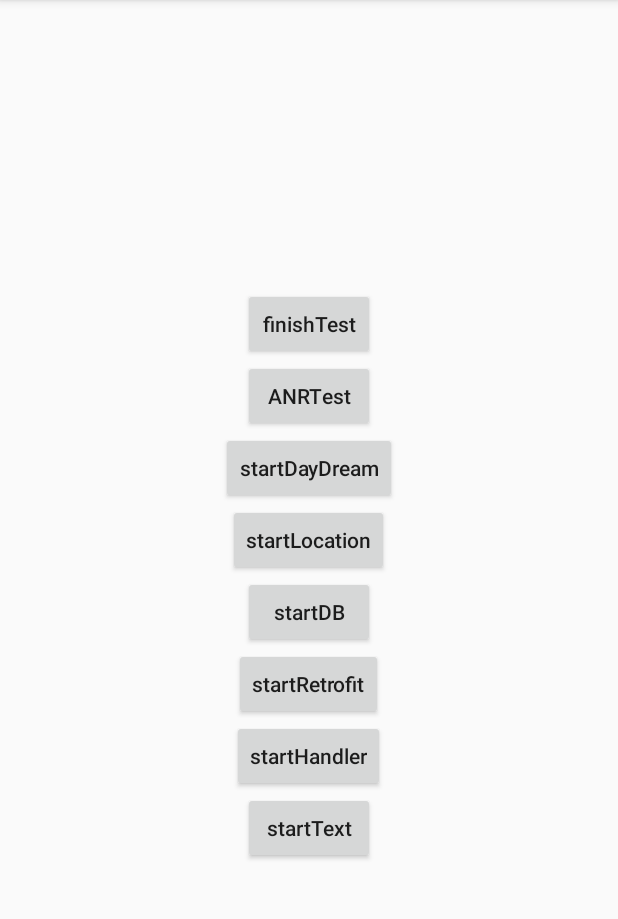
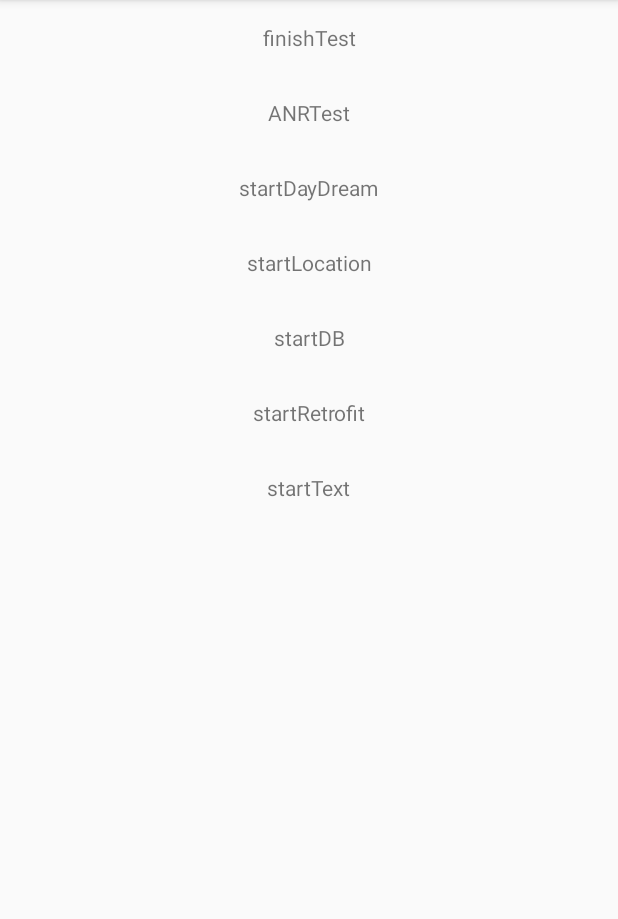
Before and after one commit to Gdeeer/GdTestHub, an Android app: the screen it shows after launch (MainActivity), after a tap on "startDayDream", on a phone screen of 412 x 824 dp, the part 84-1003 px from its top. Run offline under Robolectric (Android 15) with nearby library versions, the phone set to English and light mode, and no system bars; our stand-ins replace ButterKnife.

Commit message:
首页改为使用 RecyclerView

```diff
--- a/app/build.gradle
+++ b/app/build.gradle
@@ -1,4 +1,5 @@
 apply plugin: 'com.android.application'
+apply plugin: 'com.jakewharton.butterknife'
 
 android {
     compileSdkVersion 28
@@ -15,6 +16,10 @@ android {
             minifyEnabled false
             proguardFiles getDefaultProguardFile('proguard-android-optimize.txt'), 'proguard-rules.pro'
         }
+    }
+    compileOptions {
+        sourceCompatibility JavaVersion.VERSION_1_8
+        targetCompatibility JavaVersion.VERSION_1_8
     }
 }
 
@@ -42,4 +47,7 @@ dependencies {
     implementation 'io.reactivex.rxjava2:rxandroid:2.1.0'
     implementation 'io.reactivex.rxjava2:rxjava:2.1.0'
     implementation 'com.android.support:design:28.0.0'
+
+    implementation 'com.jakewharton:butterknife:9.0.0'
+    annotationProcessor 'com.jakewharton:butterknife-compiler:9.0.0'
 }
--- a/app/src/main/java/com/gdeer/gdtesthub/MainActivity.java
+++ b/app/src/main/java/com/gdeer/gdtesthub/MainActivity.java
@@ -1,82 +1,79 @@
 package com.gdeer.gdtesthub;
 
-import com.gdeer.annotation.BindView;
-import com.gdeer.gdtesthub.annotation.usecase.Gdeer2;
 import com.gdeer.gdtesthub.anr.AnrActivity;
 import com.gdeer.gdtesthub.dayDream.MyDaydreamService;
 import com.gdeer.gdtesthub.db.DbActivity;
 import com.gdeer.gdtesthub.finish.FinishActivity;
-import com.gdeer.gdtesthub.handler.HandlerActivity;
 import com.gdeer.gdtesthub.location.LocationActivity;
 import com.gdeer.gdtesthub.retrofit.RetrofitActivity;
 import com.gdeer.gdtesthub.textView.TextActivity;
 
+import android.app.Activity;
 import android.content.Intent;
+import android.content.pm.ActivityInfo;
+import android.content.pm.PackageInfo;
+import android.content.pm.PackageManager;
 import android.os.Bundle;
 import android.support.v7.app.AppCompatActivity;
-import android.util.Log;
+import android.support.v7.widget.LinearLayoutManager;
+import android.support.v7.widget.RecyclerView;
 import android.view.View;
-import android.widget.TextView;
+
+import java.util.ArrayList;
+import java.util.Arrays;
+import java.util.List;
+
+import butterknife.BindView;
+import butterknife.ButterKnife;
 
 public class MainActivity extends AppCompatActivity {
 
-    @BindView(1)
-    private TextView mTextView1;
+    @BindView(R.id.rcv_main)
+    RecyclerView rcvMain;
 
-    @BindView(2)
-    private TextView mTextView2;
+    private MainAdapter mAdapter;
+    private List<MainItemBean> mDataList = new ArrayList<>();
 
     @Override
     protected void onCreate(Bundle savedInstanceState) {
         super.onCreate(savedInstanceState);
         setContentView(R.layout.activity_main);
+        ButterKnife.bind(this);
 
-//        ClassLoaderTest classLoaderTest = new ClassLoaderTest();
-//        classLoaderTest.dosomething();
-
-        String s = new String();
-        s = "aaa";
-        Log.d("zhangjl", s.toString());
+        initDataList();
+        mAdapter = new MainAdapter(mDataList);
+        mAdapter.setItemClickListener(new MainAdapter.ItemOnClickListener() {
+            @Override
+            public void onItemClick(View view, int position) {
+                MainItemBean bean = mDataList.get(position);
+                startIntent(bean);
+            }
+        });
+        rcvMain.setLayoutManager(new LinearLayoutManager(this));
+        rcvMain.setAdapter(mAdapter);
     }
 
-    @Gdeer2
-    public void finishTestOnClick(View view) {
-        Intent intent = new Intent(this, FinishActivity.class);
-        startActivity(intent);
+    private void startIntent(MainItemBean bean) {
+        Class clazz = bean.getClazz();
+        Intent intent = new Intent(this, clazz);
+        try {
+            startActivity(intent);
+        } catch (Exception e) {
+            startService(intent);
+        }
     }
 
-    public void ANRTestOnClick(View view) {
-        Intent intent = new Intent(this, AnrActivity.class);
-        startActivity(intent);
+    private void initDataList() {
+        MainItemBean[] list = new MainItemBean[]{
+            new MainItemBean("finishTest", FinishActivity.class),
+            new MainItemBean("ANRTest", AnrActivity.class),
+            new MainItemBean("startDayDream", MyDaydreamService.class),
+            new MainItemBean("startLocation", LocationActivity.class),
+            new MainItemBean("startDB", DbActivity.class),
+            new MainItemBean("startRetrofit", RetrofitActivity.class),
+            new MainItemBean("startText", TextActivity.class),
+        };
+        mDataList.addAll(Arrays.asList(list));
     }
 
-    public void startDayDreamOnClick(View view) {
-        Intent intent = new Intent(this, MyDaydreamService.class);
-        startService(intent);
-    }
-
-    public void startLocation(View view) {
-        Intent intent = new Intent(this, LocationActivity.class);
-        startActivity(intent);
-    }
-
-    public void startDB(View view) {
-        Intent intent = new Intent(this, DbActivity.class);
-        startActivity(intent);
-    }
-
-    public void startRetrofit(View view) {
-        Intent intent = new Intent(this, RetrofitActivity.class);
-        startActivity(intent);
-    }
-
-    public void startHandler(View view) {
-        Intent intent = new Intent(this, HandlerActivity.class);
-        startActivity(intent);
-    }
-
-    public void startText(View view) {
-        Intent intent = new Intent(this, TextActivity.class);
-        startActivity(intent);
-    }
 }
--- /dev/null
+++ b/app/src/main/java/com/gdeer/gdtesthub/MainAdapter.java
@@ -0,0 +1,65 @@
+package com.gdeer.gdtesthub;
+
+import android.support.annotation.NonNull;
+import android.support.v7.widget.RecyclerView;
+import android.view.LayoutInflater;
+import android.view.View;
+import android.view.ViewGroup;
+import android.widget.TextView;
+
+import java.util.List;
+
+public class MainAdapter extends RecyclerView.Adapter<RecyclerView.ViewHolder> {
+
+    private ItemOnClickListener mItemClickListener;
+    private List<MainItemBean> mDataList;
+
+    public MainAdapter(List<MainItemBean> dataList) {
+        mDataList = dataList;
+    }
+
+    public void setItemClickListener(ItemOnClickListener itemClickListener) {
+        mItemClickListener = itemClickListener;
+    }
+
+    @NonNull
+    @Override
+    public RecyclerView.ViewHolder onCreateViewHolder(@NonNull ViewGroup viewGroup, int i) {
+        View view = LayoutInflater.from(viewGroup.getContext()).inflate(R.layout.layout_item_main_rcv, viewGroup, false);
+        return new MainViewHolder(view);
+    }
+
+    @Override
+    public void onBindViewHolder(@NonNull RecyclerView.ViewHolder viewHolder, int i) {
+        MainViewHolder mainViewHolder = (MainViewHolder) viewHolder;
+        mainViewHolder.mTvDesc.setText(mDataList.get(i).getDesc());
+    }
+
+    @Override
+    public int getItemCount() {
+        return mDataList.size();
+    }
+
+    class MainViewHolder extends RecyclerView.ViewHolder {
+
+        TextView mTvDesc;
+
+        public MainViewHolder(@NonNull View itemView) {
+            super(itemView);
+
+            mTvDesc = itemView.findViewById(R.id.tv_desc);
+            itemView.setOnClickListener(new View.OnClickListener() {
+                @Override
+                public void onClick(View v) {
+                    if (mItemClickListener != null) {
+                        mItemClickListener.onItemClick(v, getAdapterPosition());
+                    }
+                }
+            });
+        }
+    }
+
+    public interface ItemOnClickListener {
+        void onItemClick(View view, int position);
+    }
+}
--- /dev/null
+++ b/app/src/main/java/com/gdeer/gdtesthub/MainItemBean.java
@@ -0,0 +1,27 @@
+package com.gdeer.gdtesthub;
+
+class MainItemBean {
+    private String desc;
+    private Class clazz;
+
+    public MainItemBean(String desc, Class clazz) {
+        this.desc = desc;
+        this.clazz = clazz;
+    }
+
+    public String getDesc() {
+        return desc;
+    }
+
+    public void setDesc(String desc) {
+        this.desc = desc;
+    }
+
+    public Class getClazz() {
+        return clazz;
+    }
+
+    public void setClazz(Class clazz) {
+        this.clazz = clazz;
+    }
+}
--- a/app/src/main/java/com/gdeer/gdtesthub/anr/AnrActivity.java
+++ b/app/src/main/java/com/gdeer/gdtesthub/anr/AnrActivity.java
@@ -196,6 +196,10 @@ public class AnrActivity extends AppCompatActivity {
     @Override
     protected void onDestroy() {
         super.onDestroy();
-        unregisterReceiver(registerReceiver);
+        try {
+            unregisterReceiver(registerReceiver);
+        } catch (Exception e) {
+            e.printStackTrace();
+        }
     }
 }
--- a/app/src/main/res/layout/activity_main.xml
+++ b/app/src/main/res/layout/activity_main.xml
@@ -9,59 +9,8 @@
     android:gravity="center"
     android:orientation="vertical">
 
-    <Button
-        android:onClick="finishTestOnClick"
-        android:layout_width="wrap_content"
-        android:layout_height="wrap_content"
-        android:textAllCaps="false"
-        android:text="finishTest"/>
-
-    <Button
-        android:onClick="ANRTestOnClick"
-        android:layout_width="wrap_content"
-        android:layout_height="wrap_content"
-        android:textAllCaps="false"
-        android:text="ANRTest"/>
-
-    <Button
-        android:onClick="startDayDreamOnClick"
-        android:layout_width="wrap_content"
-        android:layout_height="wrap_content"
-        android:textAllCaps="false"
-        android:text="startDayDream"/>
-
-    <Button
-        android:onClick="startLocation"
-        android:layout_width="wrap_content"
-        android:layout_height="wrap_content"
-        android:textAllCaps="false"
-        android:text="startLocation"/>
-
-    <Button
-        android:onClick="startDB"
-        android:layout_width="wrap_content"
-        android:layout_height="wrap_content"
-        android:textAllCaps="false"
-        android:text="startDB"/>
-
-    <Button
-        android:onClick="startRetrofit"
-        android:layout_width="wrap_content"
-        android:layout_height="wrap_content"
-        android:textAllCaps="false"
-        android:text="startRetrofit"/>
-
-    <Button
-        android:onClick="startHandler"
-        android:layout_width="wrap_content"
-        android:layout_height="wrap_content"
-        android:textAllCaps="false"
-        android:text="startHandler"/>
-
-    <Button
-        android:onClick="startText"
-        android:layout_width="wrap_content"
-        android:layout_height="wrap_content"
-        android:textAllCaps="false"
-        android:text="startText"/>
+    <android.support.v7.widget.RecyclerView
+        android:id="@+id/rcv_main"
+        android:layout_width="match_parent"
+        android:layout_height="match_parent"/>
 </LinearLayout>
--- /dev/null
+++ b/app/src/main/res/layout/layout_item_main_rcv.xml
@@ -0,0 +1,17 @@
+<?xml version="1.0" encoding="utf-8"?>
+<android.support.constraint.ConstraintLayout
+    xmlns:android="http://schemas.android.com/apk/res/android"
+    xmlns:app="http://schemas.android.com/apk/res-auto"
+    android:layout_width="match_parent"
+    android:layout_height="50dp">
+
+    <TextView
+        android:text="TextView"
+        android:layout_width="wrap_content"
+        android:layout_height="wrap_content"
+        app:layout_constraintTop_toTopOf="parent"
+        app:layout_constraintStart_toStartOf="parent"
+        app:layout_constraintBottom_toBottomOf="parent"
+        app:layout_constraintEnd_toEndOf="parent"
+        android:id="@+id/tv_desc"/>
+</android.support.constraint.ConstraintLayout>
--- a/build.gradle
+++ b/build.gradle
@@ -8,6 +8,7 @@ buildscript {
     }
     dependencies {
         classpath 'com.android.tools.build:gradle:3.3.1'
+        classpath 'com.jakewharton:butterknife-gradle-plugin:9.0.0'
 
         // NOTE: Do not place your application dependencies here; they belong
         // in the individual module build.gradle files
```
